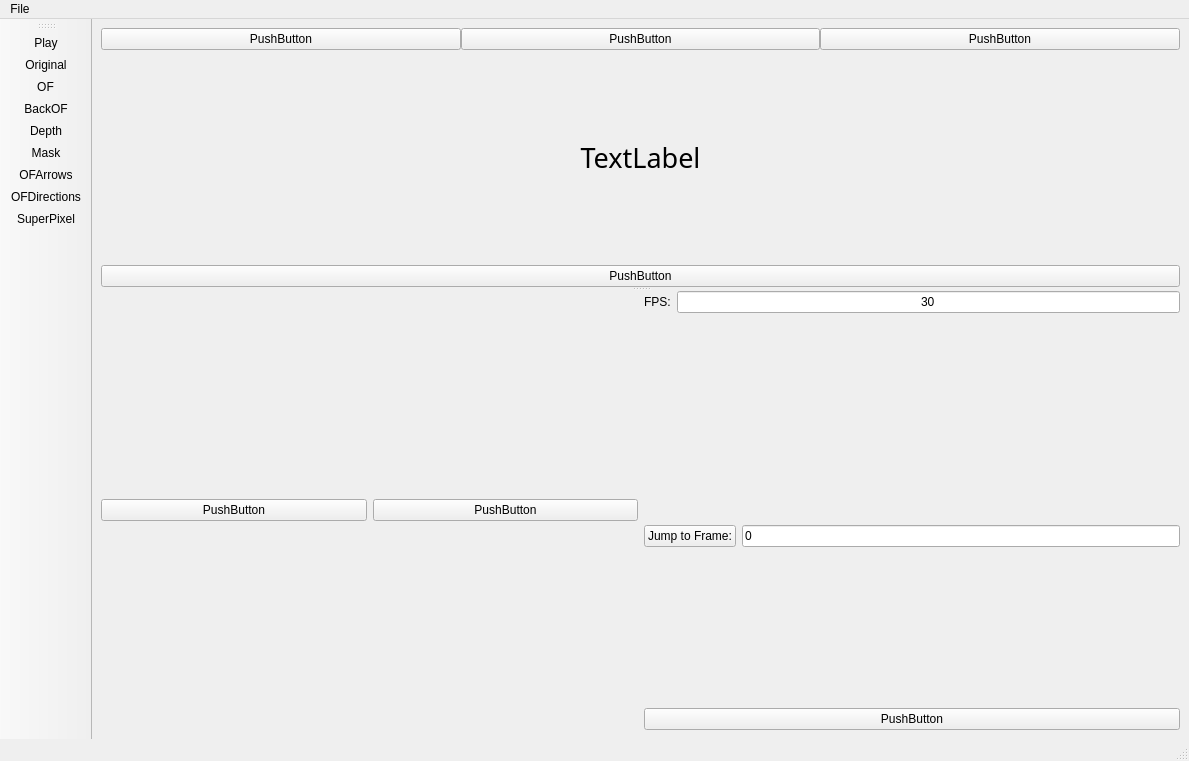
Before: the Qt Designer form application/mainwindow.ui in kevinhartyanyi/BSC-Thesis, drawn with Qt 5.
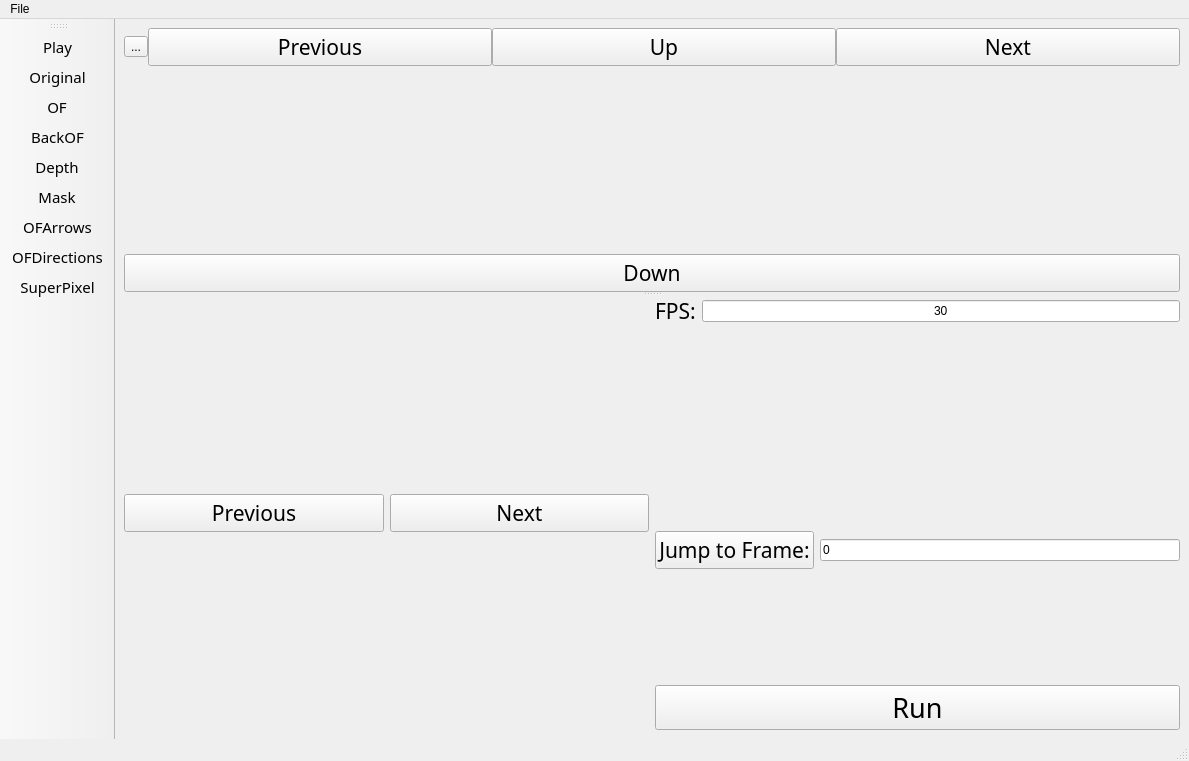
After: the same form once the commit is applied.

Commit message: Added info dialogs for the maindwindow and the run window

Patch:
```diff
--- a/application/mainwindow.ui
+++ b/application/mainwindow.ui
@@ -27,6 +27,13 @@
           <property name="spacing">
            <number>0</number>
           </property>
+          <item>
+           <widget class="QToolButton" name="b_info">
+            <property name="text">
+             <string>...</string>
+            </property>
+           </widget>
+          </item>
           <item>
            <widget class="QPushButton" name="b_video_left">
             <property name="sizePolicy">
@@ -35,31 +42,49 @@
               <verstretch>0</verstretch>
              </sizepolicy>
             </property>
+            <property name="font">
+             <font>
+              <family>GE Inspira</family>
+              <pointsize>16</pointsize>
+             </font>
+            </property>
             <property name="toolTip">
              <string>Jump to the previous frame</string>
             </property>
             <property name="text">
-             <string>PushButton</string>
+             <string>Previous</string>
             </property>
            </widget>
           </item>
           <item>
            <widget class="QPushButton" name="b_video_up">
+            <property name="font">
+             <font>
+              <family>GE Inspira</family>
+              <pointsize>16</pointsize>
+             </font>
+            </property>
             <property name="toolTip">
              <string>Change the selected video</string>
             </property>
             <property name="text">
-             <string>PushButton</string>
+             <string>Up</string>
             </property>
            </widget>
           </item>
           <item>
            <widget class="QPushButton" name="b_video_right">
+            <property name="font">
+             <font>
+              <family>GE Inspira</family>
+              <pointsize>16</pointsize>
+             </font>
+            </property>
             <property name="toolTip">
              <string>Jump to the next frame</string>
             </property>
             <property name="text">
-             <string>PushButton</string>
+             <string>Next</string>
             </property>
            </widget>
           </item>
@@ -77,7 +102,7 @@
            <string>Description of the currently selected video</string>
           </property>
           <property name="text">
-           <string>TextLabel</string>
+           <string/>
           </property>
           <property name="alignment">
            <set>Qt::AlignCenter</set>
@@ -86,11 +111,17 @@
         </item>
         <item>
          <widget class="QPushButton" name="b_video_down">
+          <property name="font">
+           <font>
+            <family>GE Inspira</family>
+            <pointsize>16</pointsize>
+           </font>
+          </property>
           <property name="toolTip">
            <string>Change Video</string>
           </property>
           <property name="text">
-           <string>PushButton</string>
+           <string>Down</string>
           </property>
          </widget>
         </item>
@@ -110,11 +141,17 @@
                 <verstretch>0</verstretch>
                </sizepolicy>
               </property>
+              <property name="font">
+               <font>
+                <family>GE Inspira</family>
+                <pointsize>16</pointsize>
+               </font>
+              </property>
               <property name="toolTip">
                <string>Change plot</string>
               </property>
               <property name="text">
-               <string>PushButton</string>
+               <string>Previous</string>
               </property>
              </widget>
             </item>
@@ -126,11 +163,17 @@
                 <verstretch>0</verstretch>
                </sizepolicy>
               </property>
+              <property name="font">
+               <font>
+                <family>GE Inspira</family>
+                <pointsize>16</pointsize>
+               </font>
+              </property>
               <property name="toolTip">
                <string>Change plot</string>
               </property>
               <property name="text">
-               <string>PushButton</string>
+               <string>Next</string>
               </property>
              </widget>
             </item>
@@ -144,6 +187,12 @@
            <layout class="QHBoxLayout" name="horizontalLayout_2">
             <item>
              <widget class="QLabel" name="l_fps">
+              <property name="font">
+               <font>
+                <family>GE Inspira</family>
+                <pointsize>16</pointsize>
+               </font>
+              </property>
               <property name="toolTip">
                <string>Frames per second</string>
               </property>
@@ -191,6 +240,12 @@
                <layout class="QHBoxLayout" name="horizontalLayout_4">
                 <item>
                  <widget class="QPushButton" name="b_jump">
+                  <property name="font">
+                   <font>
+                    <family>GE Inspira</family>
+                    <pointsize>16</pointsize>
+                   </font>
+                  </property>
                   <property name="toolTip">
                    <string>Jumpt to the selected frame</string>
                   </property>
@@ -231,11 +286,17 @@
             </item>
             <item>
              <widget class="QPushButton" name="b_rerun">
+              <property name="font">
+               <font>
+                <family>GE Inspira</family>
+                <pointsize>20</pointsize>
+               </font>
+              </property>
               <property name="toolTip">
                <string>Start a new run</string>
               </property>
               <property name="text">
-               <string>PushButton</string>
+               <string>Run</string>
               </property>
              </widget>
             </item>
@@ -269,6 +330,12 @@
   </widget>
   <widget class="QStatusBar" name="statusbar"/>
   <widget class="QToolBar" name="toolBar">
+   <property name="font">
+    <font>
+     <family>GE Inspira</family>
+     <pointsize>11</pointsize>
+    </font>
+   </property>
    <property name="windowTitle">
     <string>toolBar</string>
    </property>
```
The commit also changes 16 other files.
